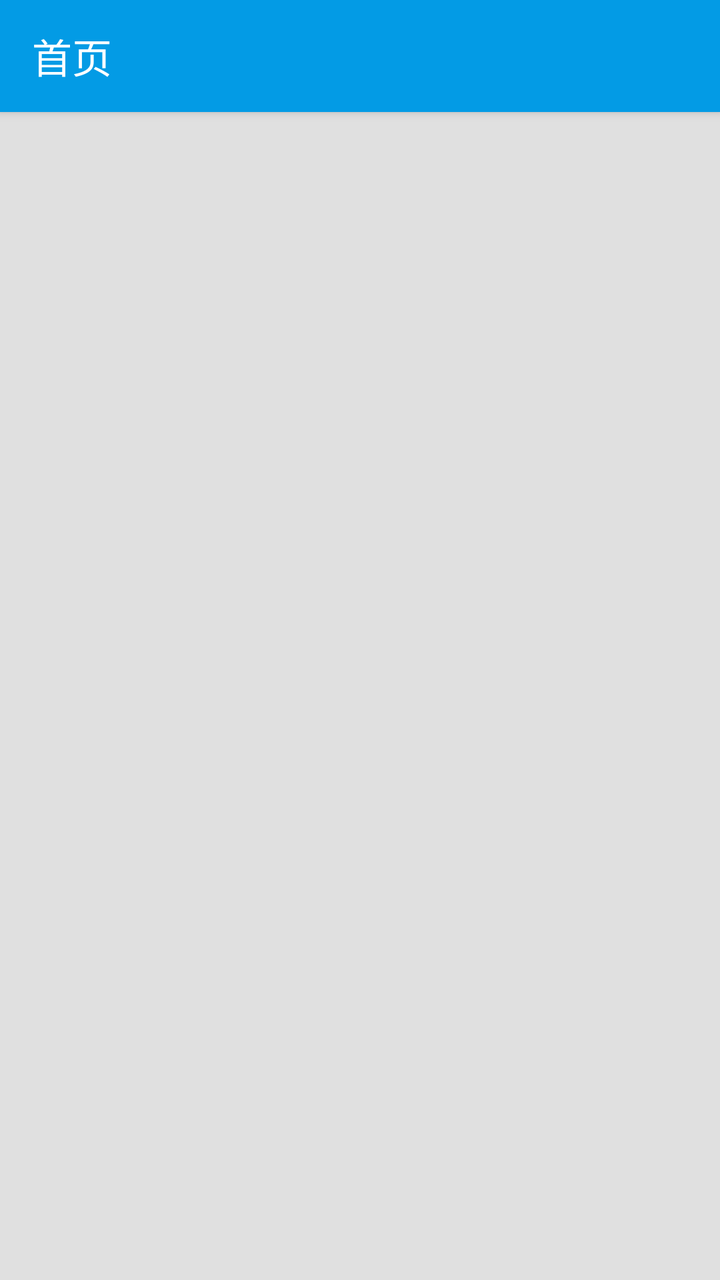
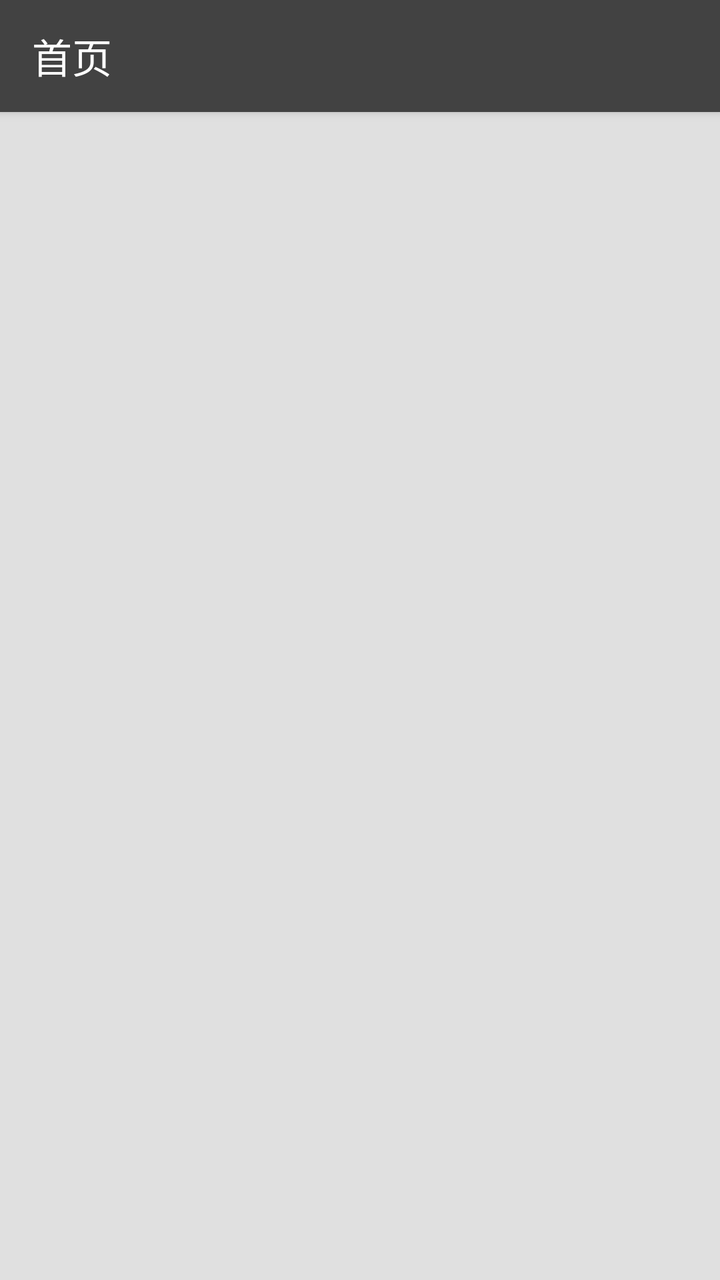

Before-and-after screenshots of an Android layout around one commit, followed by the original layout XML and the change that was made.
<!-- AndroidManifest.xml: application theme AppTheme -->
<!-- res/layout/activity_main.xml -->
<?xml version="1.0" encoding="utf-8"?>
<LinearLayout xmlns:android="http://schemas.android.com/apk/res/android"
    android:layout_width="match_parent"
    android:layout_height="match_parent"
    android:fitsSystemWindows="true"
    android:orientation="vertical">

    <androidx.appcompat.widget.Toolbar
        android:id="@+id/toolbar"
        style="@style/AppTitleTheme"
        android:layout_width="match_parent"
        android:layout_height="?android:attr/actionBarSize"
        android:background="@color/material_animations_primary"
        android:elevation="3dp">

        <TextView
            android:id="@+id/title"
            style="@style/AppTitleThemeInverse"
            android:layout_width="wrap_content"
            android:layout_height="wrap_content"
            android:layout_gravity="center_vertical|start"
            android:text="@string/app_main_title" />

    </androidx.appcompat.widget.Toolbar>

    <androidx.recyclerview.widget.RecyclerView
        android:id="@+id/mainRecyclerView"
        android:layout_width="match_parent"
        android:layout_height="0pt"
        android:layout_weight="1"
        android:overScrollMode="never"
        android:scrollbars="none" />

</LinearLayout>
<!-- resources referenced by this layout -->
<resources>
  <color name="material_animations_primary">#039BE5</color>
  <string name="app_main_title">首页</string>
  <style name="AppTitleTheme" parent="android:TextAppearance.Material.Title">
          <item name="android:textColor">?android:textColorPrimary</item>
      </style>
  <style name="AppTitleThemeInverse" parent="android:TextAppearance.Material.Title">
          <item name="android:textColor">?android:textColorPrimaryInverse</item>
      </style>
  <style name="AppTheme" parent="Theme.AppCompat.Light.NoActionBar">
          <item name="android:colorPrimary">@color/material_animations_primary</item>
          <item name="android:colorPrimaryDark">@color/material_animations_primary_dark</item>
          <item name="android:colorAccent">@color/material_animations_accent</item>
          <item name="android:textColorPrimary">@android:color/black</item>
          <item name="android:textColorPrimaryInverse">@color/text_light</item>
          <item name="android:statusBarColor">@color/material_animations_primary_dark</item>
          <item name="android:textColor">@color/text_dark</item>
          <item name="android:windowContentTransitions">true</item>
          <item name="android:windowAllowEnterTransitionOverlap">false</item>
          <item name="android:windowAllowReturnTransitionOverlap">false</item>
          <item name="android:titleTextAppearance">@style/AppTitleTheme</item>
          <item name="android:windowBackground">@color/light_grey</item>
      </style>
  <color name="material_animations_primary_dark">#0277BD</color>
  <color name="material_animations_accent">#3F51B5</color>
  <color name="text_light">@android:color/white</color>
  <color name="text_dark">#616161</color>
  <color name="light_grey">#E0E0E0</color>
</resources>

<!-- the commit's change to res/layout/activity_main.xml (unified diff, before → after) -->
@@ -10,7 +10,7 @@
         style="@style/AppTitleTheme"
         android:layout_width="match_parent"
         android:layout_height="?android:attr/actionBarSize"
-        android:background="@color/material_animations_primary"
+        android:background="@color/material_animations_blank"
         android:elevation="3dp">
 
         <TextView
<!-- resource entries referenced after the edit -->
@@ -1,6 +1,6 @@
 <!-- resources referenced by this layout -->
 <resources>
-  <color name="material_animations_primary">#039BE5</color>
+  <color name="material_animations_blank">#424242</color>
   <string name="app_main_title">首页</string>
   <style name="AppTitleTheme" parent="android:TextAppearance.Material.Title">
           <item name="android:textColor">?android:textColorPrimary</item>
@@ -22,6 +22,7 @@
           <item name="android:titleTextAppearance">@style/AppTitleTheme</item>
           <item name="android:windowBackground">@color/light_grey</item>
       </style>
+  <color name="material_animations_primary">#039BE5</color>
   <color name="material_animations_primary_dark">#0277BD</color>
   <color name="material_animations_accent">#3F51B5</color>
   <color name="text_light">@android:color/white</color>
